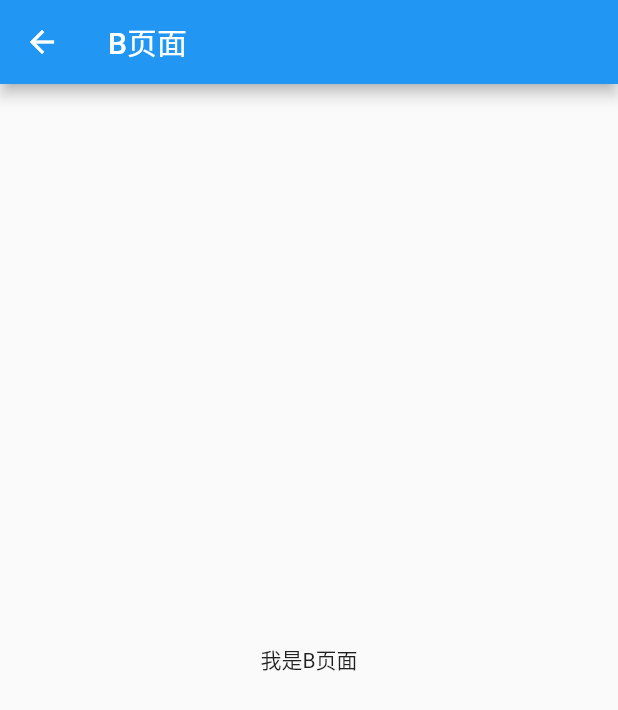
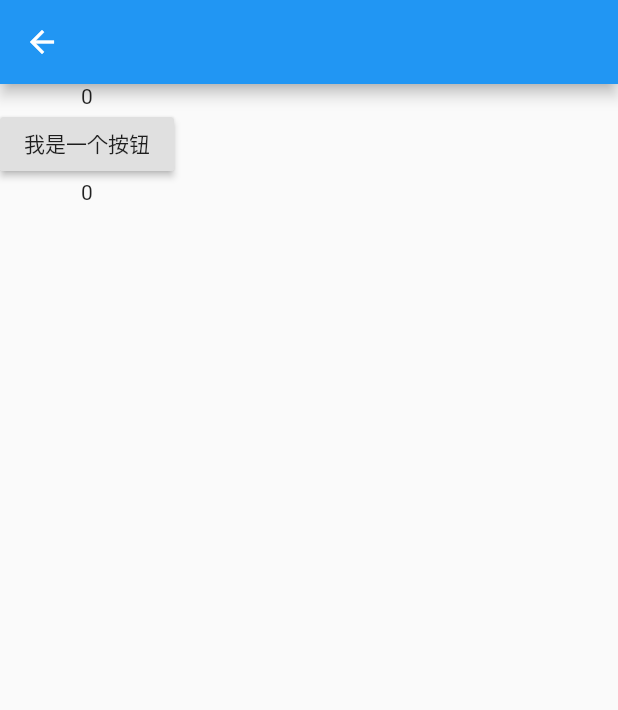
Before and after one commit to yayxs/flutter_learning_demos, a Flutter app: the screen it shows after launch, after a tap on "我是跳转到二女儿B页面的按钮", on a phone screen of 412 x 824 dp. Shown: the top 710 px of the screen. Run offline on Flutter 3.47's test engine with Material 2 defaults, Android fonts, the phone set to English and light mode, and no system bars; our stand-ins replace cached_network_image, charts_flutter, dio, fl_chart, flutter_screenutil, oktoast; missing offline and left inert: direct_select_flutter, spider_chart.

Commit message:
provider 第一章

```diff
--- a/flutter_state_demo/lib/main.dart
+++ b/flutter_state_demo/lib/main.dart
@@ -2,8 +2,28 @@ import 'package:flutter/material.dart';
 import './pages/my_page_a.dart';
 import './pages/my_page_b.dart';
 import './pages/my_page_c.dart';
+import 'package:provider/provider.dart';
+import './provider/money_provider.dart';
 
-void main() => runApp(MyApp());
+// void main() => runApp(
+//       ChangeNotifierProvider(
+//         // builder: (context) => MoneyProvider(),
+//         create: (context) => MoneyProvider(),
+//         child: MyApp(),
+//       ),
+//     );
+
+void main() {
+  runApp(
+    MultiProvider(
+      providers: [
+        ChangeNotifierProvider(create: (context) => MoneyProvider()),
+        // Provider( create: (context) => MoneyProvider(),),
+      ],
+      child: MyApp(),
+    ),
+  );
+}
 
 class MyApp extends StatelessWidget {
   // This widget is the root of your application.
--- a/flutter_state_demo/lib/pages/my_page_b.dart
+++ b/flutter_state_demo/lib/pages/my_page_b.dart
@@ -1,24 +1,58 @@
 import 'package:flutter/material.dart';
+import '../provider/money_provider.dart';
+import 'package:provider/provider.dart';
+// class MyPageB extends StatefulWidget {
+//   MyPageB({Key key}) : super(key: key);
 
-class MyPageB extends StatefulWidget {
-  MyPageB({Key key}) : super(key: key);
+//   @override
+//   _MyPageBState createState() => _MyPageBState();
+// }
+
+// class _MyPageBState extends State<MyPageB> {
+//   @override
+//   Widget build(BuildContext context) {
+//     return Scaffold(
+//       appBar: AppBar(
+//         title: Text('B页面'),
+//       ),
+//       body: Container(
+//         child: Center(
+//           child: Column(),
+//         ),
+//       ),
+//     );
+//   }
+// }
+
+class MyPageB extends StatelessWidget {
+  const MyPageB({Key key}) : super(key: key);
 
   @override
-  _MyPageBState createState() => _MyPageBState();
-}
-
-class _MyPageBState extends State<MyPageB> {
-  @override
   Widget build(BuildContext context) {
+    var moneyFromState =
+        Provider.of<MoneyProvider>(context, listen: false).money;
     return Scaffold(
-      appBar: AppBar(
-        title: Text('B页面'),
-      ),
-      body: Container(
-        child: Center(
-          child: Text('我是B页面'),
-        ),
-      ),
-    );
+        appBar: AppBar(),
+        body: Container(
+            child: Column(
+          children: <Widget>[
+            Text('$moneyFromState'),
+            Consumer<MoneyProvider>(
+              builder: (context, state, child) {
+                return Column(
+                  children: <Widget>[
+                    RaisedButton(
+                      onPressed: () {
+                        state.addMoneyAndShowOthers();
+                      },
+                      child: Text('我是一个按钮'),
+                    ),
+                    Text('${state.money}')
+                  ],
+                );
+              },
+            ),
+          ],
+        )));
   }
 }
--- /dev/null
+++ b/flutter_state_demo/lib/provider/money_provider.dart
@@ -0,0 +1,15 @@
+import 'package:flutter/material.dart';
+
+// MoneyProvider 这个类继承自发布者
+class MoneyProvider extends ChangeNotifier {
+  /// 这里就不说是数据了咱们暂且称为私有数据，并_开头命名
+  num _money = 0;
+  //  把数据get 一下，类似于暴露
+  num get money => _money;
+  // 定义一个没有返回值的方法，主要是用来增加自己的压岁钱并展示给其他家里人
+  void addMoneyAndShowOthers() {
+    _money = _money + 1;
+    // 该调用告诉正在侦听此模型的小部件进行重建。
+    notifyListeners();
+  }
+}
```
Also changed, not shown: flutter_state_demo/pubspec.yaml (+2 -8 lines), flutter_state_demo/pubspec.lock.
